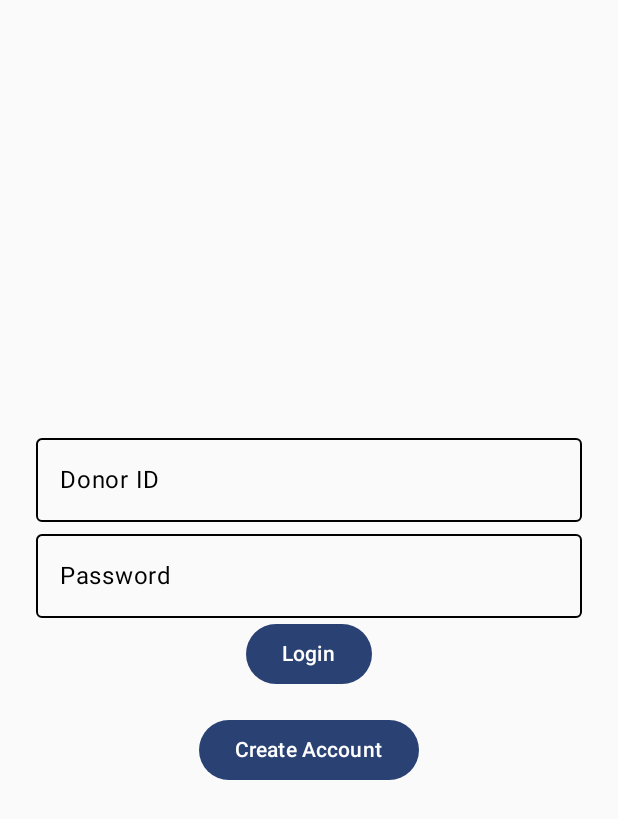
After one commit to aadhityakumaran/donorcall-js, an Android app built with Jetpack Compose: the LoginView screen opened through its navigation route, on a phone screen of 412 x 824 dp. The commit adds this screen. Shown: the top 819 px of the screen. Run offline under Robolectric (Android 15) with nearby library versions, the phone set to English and light mode, and no system bars; our stand-ins replace Shimmer.

Commit message:
Donor Mobile application, PUSH

```diff
--- a/Donor-App/app/build.gradle.kts
+++ b/Donor-App/app/build.gradle.kts
@@ -68,4 +68,10 @@ dependencies {
     androidTestImplementation(libs.androidx.ui.test.junit4)
     debugImplementation(libs.androidx.ui.tooling)
     debugImplementation(libs.androidx.ui.test.manifest)
+
+    implementation(libs.retrofit)
+    implementation(libs.converter.gson)
+    implementation(libs.logging.interceptor)
+
+
 }
--- a/Donor-App/app/src/main/java/com/example/donorapp/data/repository/HomeRepository.kt
+++ b/Donor-App/app/src/main/java/com/example/donorapp/data/repository/HomeRepository.kt
@@ -1,12 +1,20 @@
 package com.example.donorapp.data.repository
 
 import com.example.donorapp.data.model.User
-import com.example.donorapp.data.model.userList
 
 object HomeRepository {
 
     fun getUserDetails(): List<User> {
-        return userList.user1
+        return listOf(
+            User(
+                "John Doe",
+                "password",
+                "1234567890",
+                "A+",
+                "2021-01-01",
+                "1"
+            )
+        )
     }
 
 }
--- a/Donor-App/app/src/main/java/com/example/donorapp/navigation/Destinations.kt
+++ b/Donor-App/app/src/main/java/com/example/donorapp/navigation/Destinations.kt
@@ -3,5 +3,7 @@ package com.example.donorapp.navigation
 sealed class Destinations (val route : String){
 
     data object HomeScreen : Destinations("homeScreen")
+    data object SignUpScreen : Destinations("signUpScreen")
+    data object LoginScreen : Destinations("loginScreen")
 
 }
--- a/Donor-App/app/src/main/java/com/example/donorapp/navigation/NavGraph.kt
+++ b/Donor-App/app/src/main/java/com/example/donorapp/navigation/NavGraph.kt
@@ -6,14 +6,24 @@ import androidx.navigation.compose.NavHost
 import androidx.navigation.compose.composable
 import androidx.navigation.compose.rememberNavController
 import com.example.donorapp.ui.view.HomeView
+import com.example.donorapp.ui.view.LoginView
+import com.example.donorapp.ui.view.SignUpVIew
 
 @Composable
-fun NavGraph (
+fun NavGraph(
     navController: NavHostController = rememberNavController()
 ) {
-    NavHost(navController = navController, startDestination = Destinations.HomeScreen.route){
-        composable(Destinations.HomeScreen.route){
+    NavHost(navController = navController, startDestination = Destinations.HomeScreen.route) {
+        composable(Destinations.HomeScreen.route) {
             HomeView(navController = navController)
+        }
+
+        composable(Destinations.SignUpScreen.route) {
+            SignUpVIew(navController = navController)
+        }
+
+        composable(Destinations.LoginScreen.route) {
+            LoginView(navController = navController)
         }
     }
 }
--- /dev/null
+++ b/Donor-App/app/src/main/java/com/example/donorapp/ui/components/InputTextField.kt
@@ -0,0 +1,34 @@
+package com.example.donorapp.ui.components
+
+import androidx.compose.foundation.layout.fillMaxWidth
+import androidx.compose.foundation.text.KeyboardOptions
+import androidx.compose.material3.OutlinedTextField
+import androidx.compose.material3.OutlinedTextFieldDefaults
+import androidx.compose.material3.Text
+import androidx.compose.runtime.Composable
+import androidx.compose.ui.Modifier
+import androidx.compose.ui.graphics.Color
+import androidx.compose.ui.res.colorResource
+import androidx.compose.ui.text.input.KeyboardType
+
+@Composable
+fun InputTextField(
+    label: String,
+    value: String,
+    onValueChanged: (String) -> Unit
+){
+    OutlinedTextField(
+        value = value,
+        onValueChange = onValueChanged,
+        label = { Text(text = label, color = Color.Black) },
+        modifier = Modifier.fillMaxWidth(),
+        keyboardOptions = KeyboardOptions(keyboardType = KeyboardType.Text),
+        colors = OutlinedTextFieldDefaults.colors(
+            cursorColor = Color.Black,
+            focusedBorderColor = Color.Black,
+            unfocusedBorderColor = Color.Black,
+            focusedLabelColor = Color.Black,
+            unfocusedLabelColor = Color.Black,
+        )
+    )
+}
--- a/Donor-App/app/src/main/java/com/example/donorapp/ui/view/HomeView.kt
+++ b/Donor-App/app/src/main/java/com/example/donorapp/ui/view/HomeView.kt
@@ -52,7 +52,7 @@ fun HomeView(
                 items(users.size) { index ->
                     UserCard(
                         users[index].name,
-                        users[index].phoneNumber,
+                        users[index].phone,
                         users[index].donorId,
                         users[index].bloodGroup,
                         users[index].lastDonationDate
--- /dev/null
+++ b/Donor-App/app/src/main/java/com/example/donorapp/ui/view/LoginView.kt
@@ -0,0 +1,86 @@
+package com.example.donorapp.ui.view
+
+
+import android.util.Log
+import androidx.compose.foundation.layout.Box
+import androidx.compose.foundation.layout.Column
+import androidx.compose.foundation.layout.padding
+import androidx.compose.runtime.Composable
+import androidx.compose.ui.Alignment
+import androidx.compose.ui.Modifier
+import androidx.compose.ui.platform.LocalContext
+import androidx.compose.ui.unit.dp
+import android.widget.Toast
+import androidx.compose.foundation.layout.Arrangement
+import androidx.compose.foundation.layout.fillMaxSize
+import androidx.compose.material3.Button
+import androidx.compose.material3.Text
+import androidx.lifecycle.viewmodel.compose.viewModel
+import androidx.navigation.NavController
+import com.example.donorapp.ui.components.InputTextField
+import com.example.donorapp.viewmodel.LoginViewModel
+
+@Composable
+fun LoginView(
+    navController: NavController,
+    viewmodel: LoginViewModel = viewModel()
+) {
+    val context = LocalContext.current
+
+    Box(
+        modifier = Modifier
+            .fillMaxSize()
+            .padding(16.dp),
+        contentAlignment = Alignment.Center
+    ) {
+        Column(
+            modifier = Modifier.padding(8.dp),
+            verticalArrangement = Arrangement.Center,
+            horizontalAlignment = Alignment.CenterHorizontally
+        ) {
+            InputTextField(
+                label = "Donor ID",
+                value = viewmodel.donorId,
+                onValueChanged = {
+                    viewmodel.donorId = it
+                }
+            )
+
+            InputTextField(
+                label = "Password",
+                value = viewmodel.password,
+                onValueChanged = {
+                    viewmodel.password = it
+                }
+            )
+
+            Button(
+                onClick = {
+                    viewmodel.logIn(
+                        onSuccess = {
+                            Log.d("LoginView", "Login successful")
+                            navController.navigate("homeScreen")
+                            viewmodel.donorId = ""
+                            viewmodel.password = ""
+                        },
+                        onError = { errorMessage ->
+                            Toast.makeText(context, errorMessage, Toast.LENGTH_SHORT).show()
+                        }
+                    )
+                }
+            ) {
+                Text("Login")
+            }
+
+            Button(
+                modifier = Modifier.padding(16.dp),
+                onClick = {
+                    navController.navigate("signUpScreen")
+                }) {
+                Text(text = "Create Account")
+            }
+        }
+
+
+    }
+}
--- a/Donor-App/app/src/main/java/com/example/donorapp/viewmodel/HomeViewModel.kt
+++ b/Donor-App/app/src/main/java/com/example/donorapp/viewmodel/HomeViewModel.kt
@@ -17,10 +17,10 @@ class HomeViewModel : ViewModel() {
     val userDetails: List<User> by _userDetails
 
     init {
-        fetchParticipants()
+        fetchUserDetails()
     }
 
-    private fun fetchParticipants() {
+    private fun fetchUserDetails() {
         viewModelScope.launch {
             isLoading = true
             val users = HomeRepository.getUserDetails()
--- /dev/null
+++ b/Donor-App/app/src/main/java/com/example/donorapp/viewmodel/LoginViewModel.kt
@@ -0,0 +1,47 @@
+package com.example.donorapp.viewmodel
+
+import androidx.compose.runtime.getValue
+import androidx.compose.runtime.mutableStateOf
+import androidx.compose.runtime.setValue
+import androidx.lifecycle.ViewModel
+import com.example.donorapp.data.model.UserSignIn
+import com.example.donorapp.data.repository.AuthRepo
+
+class LoginViewModel : ViewModel() {
+
+    var name by mutableStateOf("")
+    var password by mutableStateOf("")
+    var phone by mutableStateOf("")
+    var bloodGroup by mutableStateOf("")
+    var donorId by mutableStateOf("")
+
+
+
+    fun logIn(onSuccess: (String) -> Unit, onError: (String) -> Unit) {
+        AuthRepo.logIn(donorId, password, onSuccess, onError)
+    }
+
+
+    fun signIn() {
+        AuthRepo.signUp(
+            UserSignIn(
+                name = name,
+                password = password,
+                phone = phone,
+                bloodGroup = bloodGroup
+            ),
+            onResponse = { token ->
+                if (token != null) {
+                    // Store the token securely (e.g., SharedPreferences)
+                    // Navigate to the next screen or update UI
+                } else {
+                    // Handle failure (e.g., show an error message)
+                }
+            },
+            onFailure = { throwable ->
+                // Handle network error
+            }
+        )
+    }
+
+}
--- a/Donor-App/gradle/libs.versions.toml
+++ b/Donor-App/gradle/libs.versions.toml
@@ -1,5 +1,6 @@
 [versions]
 agp = "8.5.0"
+converterGson = "2.9.0"
 kotlin = "1.9.0"
 coreKtx = "1.10.1"
 junit = "4.13.2"
@@ -8,13 +9,16 @@ espressoCore = "3.5.1"
 lifecycleRuntimeKtx = "2.6.1"
 activityCompose = "1.8.0"
 composeBom = "2024.04.01"
+loggingInterceptor = "4.9.3"
 navigationComposeVersion = "2.6.0"
 navigationRuntimeKtx = "2.8.1"
 navigationCompose = "2.8.1"
+retrofit = "2.9.0"
 
 [libraries]
 androidx-core-ktx = { group = "androidx.core", name = "core-ktx", version.ref = "coreKtx" }
 androidx-navigation-compose-v260 = { module = "androidx.navigation:navigation-compose", version.ref = "navigationComposeVersion" }
+converter-gson = { module = "com.squareup.retrofit2:converter-gson", version.ref = "converterGson" }
 junit = { group = "junit", name = "junit", version.ref = "junit" }
 androidx-junit = { group = "androidx.test.ext", name = "junit", version.ref = "junitVersion" }
 androidx-espresso-core = { group = "androidx.test.espresso", name = "espresso-core", version.ref = "espressoCore" }
@@ -30,6 +34,8 @@ androidx-ui-test-junit4 = { group = "androidx.compose.ui", name = "ui-test-junit
 androidx-material3 = { group = "androidx.compose.material3", name = "material3" }
 androidx-navigation-runtime-ktx = { group = "androidx.navigation", name = "navigation-runtime-ktx", version.ref = "navigationRuntimeKtx" }
 androidx-navigation-compose = { group = "androidx.navigation", name = "navigation-compose", version.ref = "navigationCompose" }
+logging-interceptor = { module = "com.squareup.okhttp3:logging-interceptor", version.ref = "loggingInterceptor" }
+retrofit = { module = "com.squareup.retrofit2:retrofit", version.ref = "retrofit" }
 
 [plugins]
 android-application = { id = "com.android.application", version.ref = "agp" }
```
Also changed, not shown: Donor-App/app/src/main/java/com/example/donorapp/data/model/User.kt (+19 -8 lines), Donor-App/app/src/main/java/com/example/donorapp/data/repository/ApiService.kt (added, +21 -0 lines), Donor-App/app/src/main/java/com/example/donorapp/data/repository/AuthRepo.kt (added, +52 -0 lines), Donor-App/app/src/main/java/com/example/donorapp/data/repository/RetrofitClient.kt (added, +14 -0 lines), Donor-App/app/src/main/java/com/example/donorapp/ui/view/SignUpView.kt (added, +83 -0 lines).
